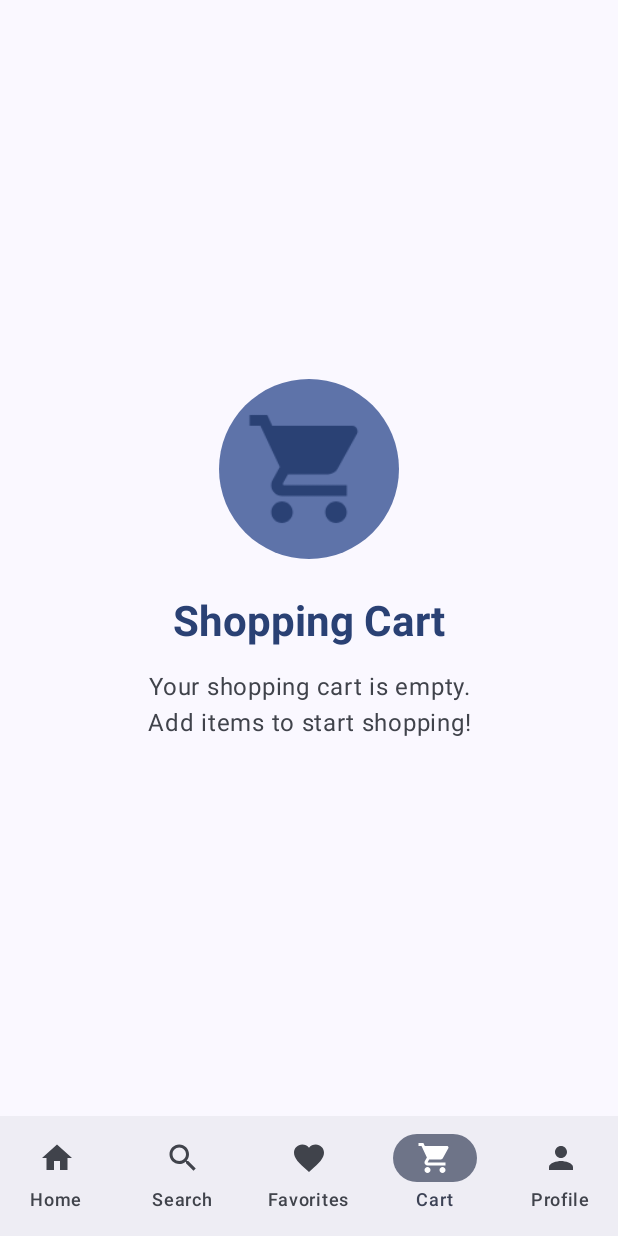
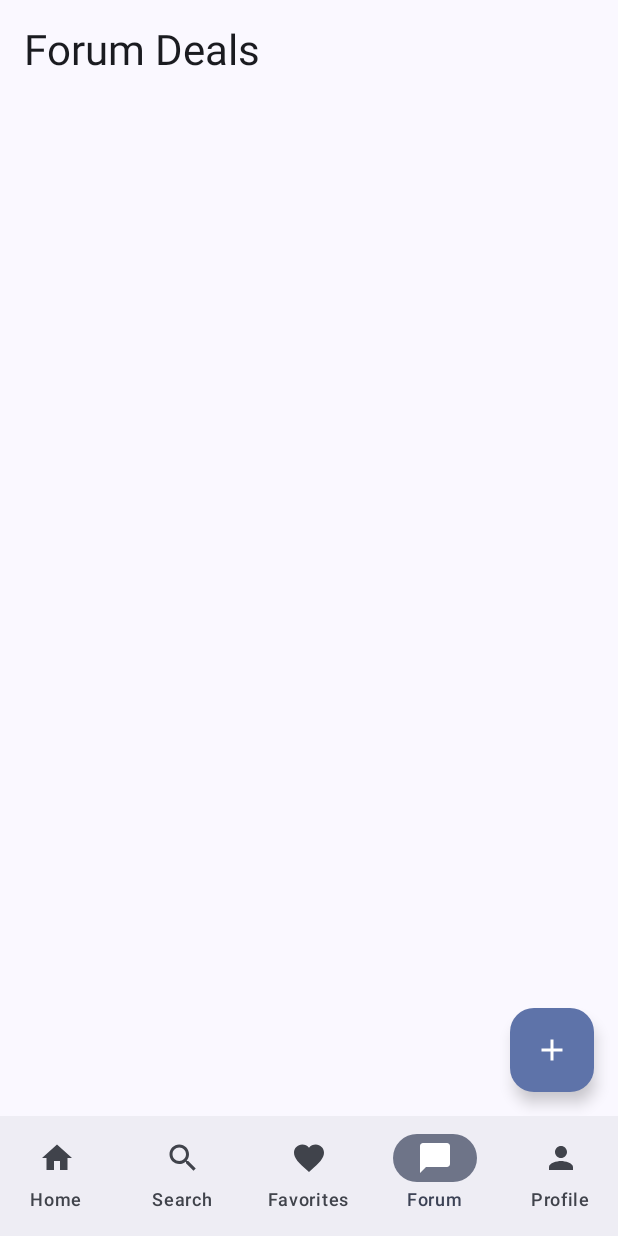
Before and after one commit to ARKS36/DealBreakers, an Android app built with Jetpack Compose: the screen it shows after launch (MainActivity), item 4 of the bottom bar chosen, on a phone screen of 412 x 824 dp. Run offline under Robolectric (Android 15) with nearby library versions, the phone set to English and light mode, and no system bars; our stand-ins replace Room's generated code.

Commit message:
Implimented forum tab user deal upload system

```diff
--- /dev/null
+++ b/app/src/main/java/com/example/appdeal/data/DatabaseInstance.kt
@@ -0,0 +1,21 @@
+package com.example.appdeal.data
+
+import android.content.Context
+import androidx.room.Room
+
+object DatabaseInstance {
+    @Volatile
+    private var INSTANCE: AppDatabase? = null
+
+    fun getDatabase(context: Context): AppDatabase {
+        return INSTANCE ?: synchronized(this) {
+            val instance = Room.databaseBuilder(
+                context.applicationContext,
+                AppDatabase::class.java,
+                "user_deal_database"
+            ).build()
+            INSTANCE = instance
+            instance
+        }
+    }
+}
--- a/app/src/main/java/com/example/appdeal/navigation/Screen.kt
+++ b/app/src/main/java/com/example/appdeal/navigation/Screen.kt
@@ -3,7 +3,7 @@ package com.example.appdeal.navigation
 sealed class Screen(val route: String) {
     object Home : Screen("home")
     object Search : Screen("search")
-    object Cart : Screen("cart")
+    object Forum : Screen("forum")
     object Favorites : Screen("favorites")
     object Profile : Screen("profile")
 
@@ -12,7 +12,7 @@ sealed class Screen(val route: String) {
             Home,
             Search,
             Favorites,
-            Cart,
+            Forum,
             Profile
         )
     }
--- a/app/src/main/java/com/example/appdeal/ui/navigation/AppNavigation.kt
+++ b/app/src/main/java/com/example/appdeal/ui/navigation/AppNavigation.kt
@@ -41,8 +41,8 @@ fun AppNavigation(
             composable(Screen.Favorites.route) {
                 FavoritesScreen(viewModel = viewModel)
             }
-            composable(Screen.Cart.route) {
-                CartScreen()
+            composable(Screen.Forum.route) {
+                ForumScreen()
             }
             composable(Screen.Profile.route) {
                 ProfileScreen()
@@ -61,7 +61,7 @@ fun BottomNavigationBar(navController: NavHostController) {
             NavigationItem(Screen.Home, "Home", Icons.Default.Home),
             NavigationItem(Screen.Search, "Search", Icons.Default.Search),
             NavigationItem(Screen.Favorites, "Favorites", Icons.Default.Favorite),
-            NavigationItem(Screen.Cart, "Cart", Icons.Default.ShoppingCart),
+            NavigationItem(Screen.Forum, "Forum", Icons.Default.ChatBubble),
             NavigationItem(Screen.Profile, "Profile", Icons.Default.Person)
         )
 
--- /dev/null
+++ b/app/src/main/java/com/example/appdeal/ui/screens/ForumScreen.kt
@@ -0,0 +1,119 @@
+package com.example.appdeal.ui.screens
+
+import androidx.compose.foundation.layout.*
+import androidx.compose.foundation.lazy.LazyColumn
+import androidx.compose.foundation.lazy.items
+import androidx.compose.material.icons.Icons
+import androidx.compose.material.icons.filled.Add
+import androidx.compose.material3.*
+import androidx.compose.runtime.*
+import androidx.compose.ui.Alignment
+import androidx.compose.ui.Modifier
+import androidx.compose.ui.text.input.TextFieldValue
+import androidx.compose.ui.unit.dp
+import androidx.lifecycle.viewmodel.compose.viewModel
+import com.example.appdeal.data.DatabaseInstance
+import com.example.appdeal.data.UserDeal
+import com.example.appdeal.ui.viewmodel.UserDealViewModel
+import com.example.appdeal.ui.viewmodel.UserDealViewModelFactory
+import androidx.compose.ui.platform.LocalContext
+
+
+@OptIn(ExperimentalMaterial3Api::class)
+@Composable
+fun ForumScreen() {
+    val context = LocalContext.current
+    val dao = DatabaseInstance.getDatabase(context).userDealDao()
+    val viewModel: UserDealViewModel = viewModel(factory = UserDealViewModelFactory(dao))
+    val allDeals by viewModel.allDeals.collectAsState(initial = emptyList())
+
+    var showDialog by remember { mutableStateOf(false) }
+    var itemName by remember { mutableStateOf(TextFieldValue("")) }
+    var storeName by remember { mutableStateOf(TextFieldValue("")) }
+    var price by remember { mutableStateOf(TextFieldValue("")) }
+
+    Scaffold(
+        floatingActionButton = {
+            FloatingActionButton(onClick = { showDialog = true }) {
+                Icon(Icons.Default.Add, contentDescription = "Add Deal")
+            }
+        }
+    ) { padding ->
+        Column(
+            modifier = Modifier
+                .fillMaxSize()
+                .padding(padding)
+                .padding(16.dp)
+        ) {
+            Text(
+                text = "Forum Deals",
+                style = MaterialTheme.typography.headlineMedium,
+                modifier = Modifier.padding(bottom = 16.dp)
+            )
+
+            LazyColumn {
+                items(allDeals) { deal ->
+                    Text(
+                        text = "${deal.itemName} at ${deal.storeName} - \$${deal.price}",
+                        style = MaterialTheme.typography.bodyLarge,
+                        modifier = Modifier.padding(vertical = 8.dp)
+                    )
+                }
+            }
+        }
+
+        if (showDialog) {
+            AlertDialog(
+                onDismissRequest = { showDialog = false },
+                confirmButton = {
+                    Button(
+                        onClick = {
+                            val priceDouble = price.text.toDoubleOrNull()
+                            if (itemName.text.isNotBlank() && storeName.text.isNotBlank() && priceDouble != null) {
+                                val newDeal = UserDeal(
+                                    itemName = itemName.text,
+                                    storeName = storeName.text,
+                                    price = priceDouble,
+                                    quantity = null,
+                                    unit = null
+                                )
+                                viewModel.insertDeal(newDeal)
+                                showDialog = false
+                                itemName = TextFieldValue("")
+                                storeName = TextFieldValue("")
+                                price = TextFieldValue("")
+                            }
+                        }
+                    ) {
+                        Text("Submit")
+                    }
+                },
+                dismissButton = {
+                    Button(onClick = { showDialog = false }) {
+                        Text("Cancel")
+                    }
+                },
+                title = { Text("Add a New Deal") },
+                text = {
+                    Column(verticalArrangement = Arrangement.spacedBy(8.dp)) {
+                        OutlinedTextField(
+                            value = itemName,
+                            onValueChange = { itemName = it },
+                            label = { Text("Item Name") }
+                        )
+                        OutlinedTextField(
+                            value = storeName,
+                            onValueChange = { storeName = it },
+                            label = { Text("Store Name") }
+                        )
+                        OutlinedTextField(
+                            value = price,
+                            onValueChange = { price = it },
+                            label = { Text("Price") }
+                        )
+                    }
+                }
+            )
+        }
+    }
+}
--- /dev/null
+++ b/app/src/main/java/com/example/appdeal/ui/viewmodel/UserDealViewModel.kt
@@ -0,0 +1,19 @@
+package com.example.appdeal.ui.viewmodel
+
+import androidx.lifecycle.ViewModel
+import androidx.lifecycle.viewModelScope
+import com.example.appdeal.data.UserDeal
+import com.example.appdeal.data.UserDealDao
+import kotlinx.coroutines.flow.Flow
+import kotlinx.coroutines.launch
+
+class UserDealViewModel(private val dao: UserDealDao) : ViewModel() {
+
+    val allDeals: Flow<List<UserDeal>> = dao.getAllDeals()
+
+    fun insertDeal(deal: UserDeal) {
+        viewModelScope.launch {
+            dao.insertUserDeal(deal)
+        }
+    }
+}
--- /dev/null
+++ b/app/src/main/java/com/example/appdeal/ui/viewmodel/UserDealViewModelFactory.kt
@@ -0,0 +1,15 @@
+package com.example.appdeal.ui.viewmodel
+
+import androidx.lifecycle.ViewModel
+import androidx.lifecycle.ViewModelProvider
+import com.example.appdeal.data.UserDealDao
+
+class UserDealViewModelFactory(private val dao: UserDealDao) : ViewModelProvider.Factory {
+    @Suppress("UNCHECKED_CAST")
+    override fun <T : ViewModel> create(modelClass: Class<T>): T {
+        if (modelClass.isAssignableFrom(UserDealViewModel::class.java)) {
+            return UserDealViewModel(dao) as T
+        }
+        throw IllegalArgumentException("Unknown ViewModel class")
+    }
+}
```
